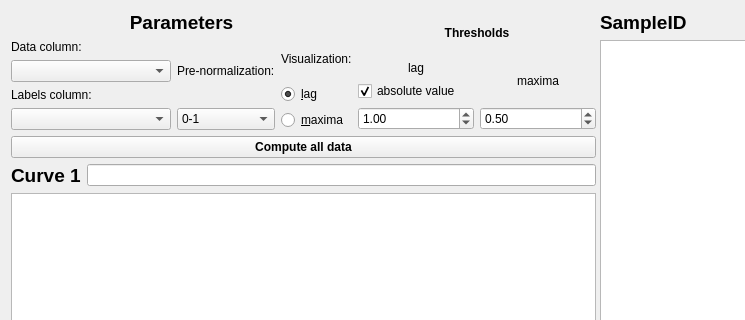
kushalkolar/MESmerize, file mesmerize/plotting/widgets/cross_correlation/control_widget.ui: the form before one commit; both pictures show x 0 to 745 and y 0 to 320 of the 904 by 706 pixel window.
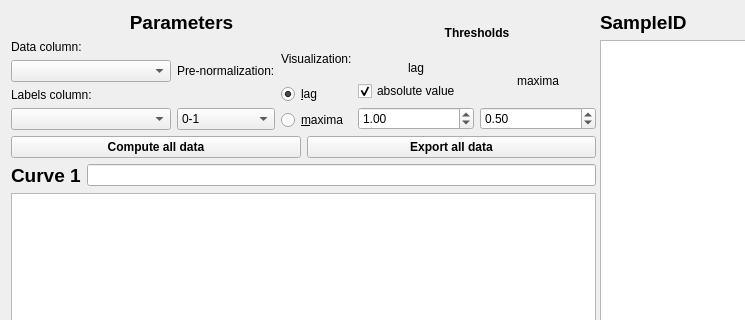
The form after the commit. Custom widgets are drawn as their Qt base class.

Commit message: Reorganization of cross-correlation modules. Cross-correlation data can be exported in the CrossCorrelation Widget. Update cross_correlation.py, compute_cc.py, and 4 more files...

Patch:
```diff
--- a/mesmerize/plotting/widgets/cross_correlation/control_widget.ui
+++ b/mesmerize/plotting/widgets/cross_correlation/control_widget.ui
@@ -19,7 +19,7 @@
      <property name="orientation">
       <enum>Qt::Horizontal</enum>
      </property>
-     <widget class="QWidget" name="layoutWidget">
+     <widget class="QWidget" name="">
       <layout class="QVBoxLayout" name="verticalLayoutLeftMain">
        <item>
         <layout class="QHBoxLayout" name="horizontalLayout_3">
@@ -234,6 +234,8 @@
         </layout>
        </item>
        <item>
+        <layout class="QHBoxLayout" name="horizontalLayout_6">
+         <item>
         <widget class="QPushButton" name="pushButtonComputeAllData">
          <property name="font">
           <font>
@@ -245,6 +247,21 @@
           <string>Compute all data</string>
          </property>
         </widget>
+         </item>
+         <item>
+          <widget class="QPushButton" name="pushButtonExportAllData">
+           <property name="font">
+            <font>
+             <weight>75</weight>
+             <bold>true</bold>
+            </font>
+           </property>
+           <property name="text">
+            <string>Export all data</string>
+           </property>
+          </widget>
+         </item>
+        </layout>
        </item>
        <item>
         <layout class="QHBoxLayout" name="horizontalLayout_5">
```
Lines whose indentation alone changed are shown as unchanged. The commit also changes 5 other files.
